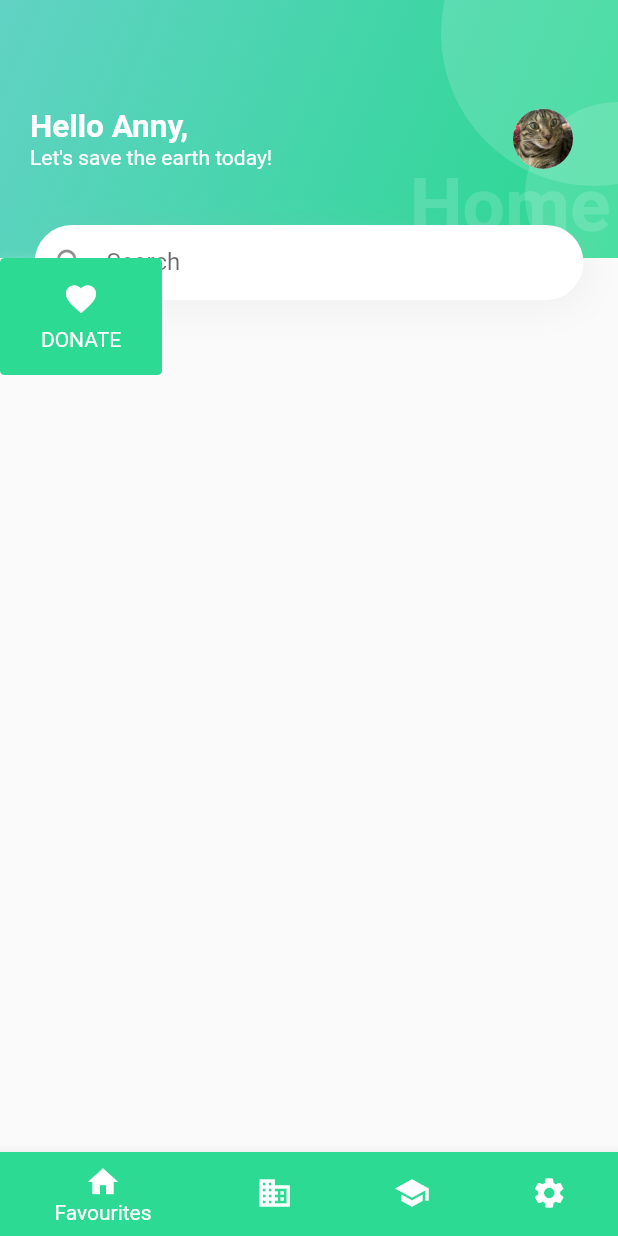
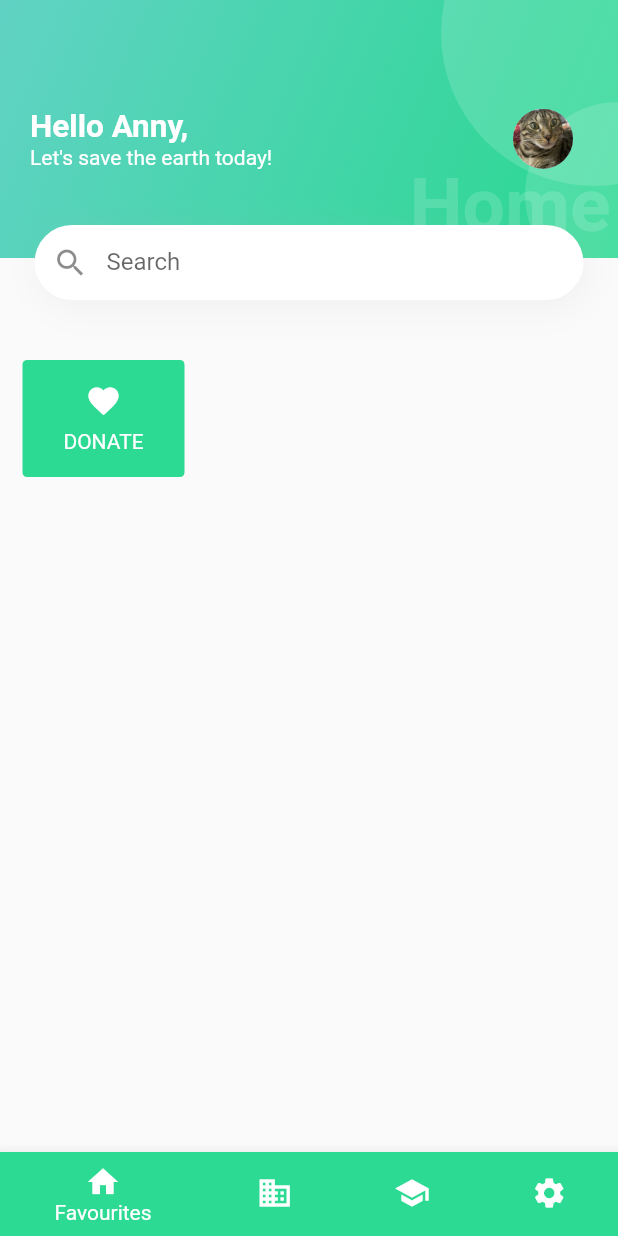
Before and after one commit to CarbonEconomy/CarbonEconomy, a Flutter app: the screen it shows after launch, on a phone screen of 412 x 824 dp. Run offline on Flutter 3.47's test engine with Material 2 defaults, Android fonts, the light colour scheme and no system bars.

Commit message:
organise favourites page

```diff
--- a/green_pouch/lib/favourites/view.dart
+++ b/green_pouch/lib/favourites/view.dart
@@ -4,6 +4,16 @@ import 'package:green_pouch/widgets/favBox.dart';
 class FavouritesView extends StatelessWidget {
   @override
   Widget build(BuildContext context) {
-    return Box();
+    return Padding(
+      padding: EdgeInsets.all(15.0),
+      child: Column(
+        children: [
+          Container(
+            height: 20,
+          ),
+          Box(),
+        ],
+      ),
+    );
   }
 }
--- a/green_pouch/lib/home.dart
+++ b/green_pouch/lib/home.dart
@@ -81,7 +81,7 @@ class _HomeViewState extends State<HomeView> {
 
   Widget buildBody() {
     return Positioned(
-      top: 172.0,
+      top: 205.0,
       child: _widgetOptions[_selectedIndex],
     );
   }
```
